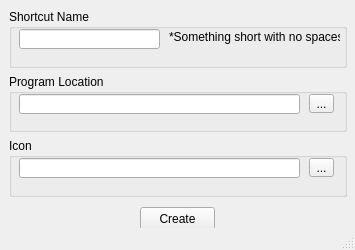
Before: the Qt Designer form launchertool.ui in rig0/Circle-Launcher-Tool, drawn with Qt 5.
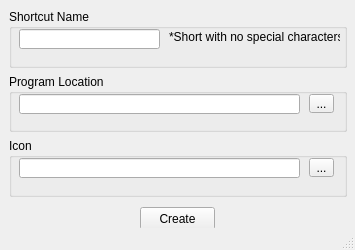
After: the same form once the commit is applied.

Patch:
```diff
--- a/launchertool.ui
+++ b/launchertool.ui
@@ -64,7 +64,7 @@
       </rect>
      </property>
      <property name="text">
-      <string>*Something short with no spaces*</string>
+      <string>*Short with no special characters*</string>
      </property>
     </widget>
    </widget>
```
